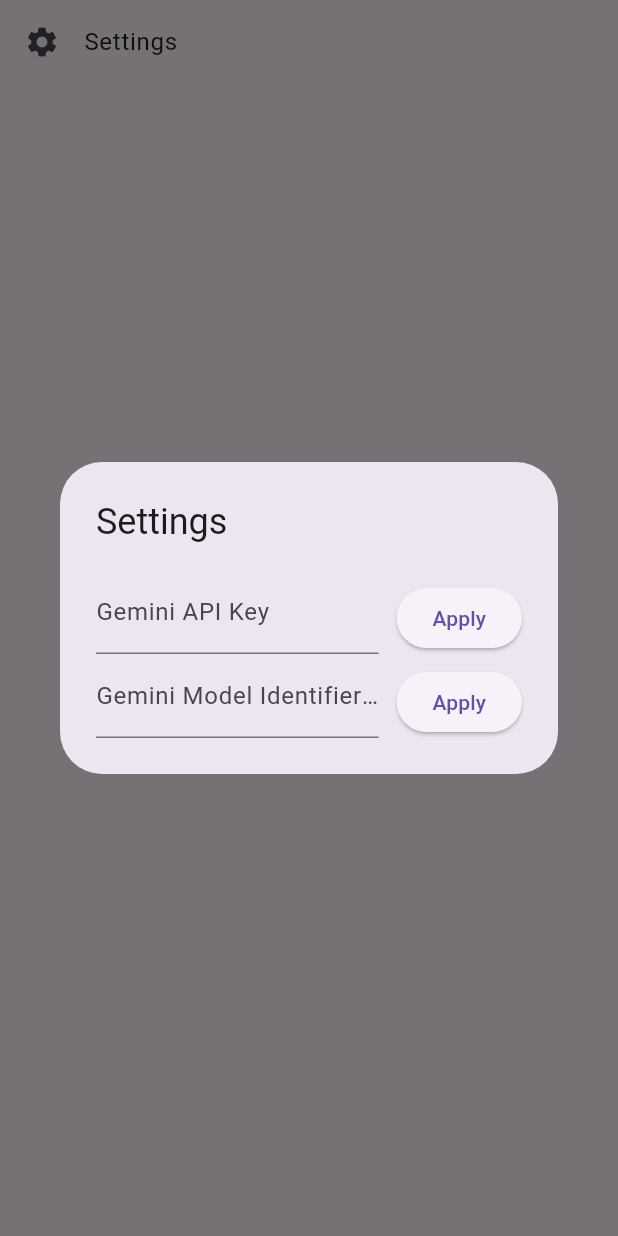
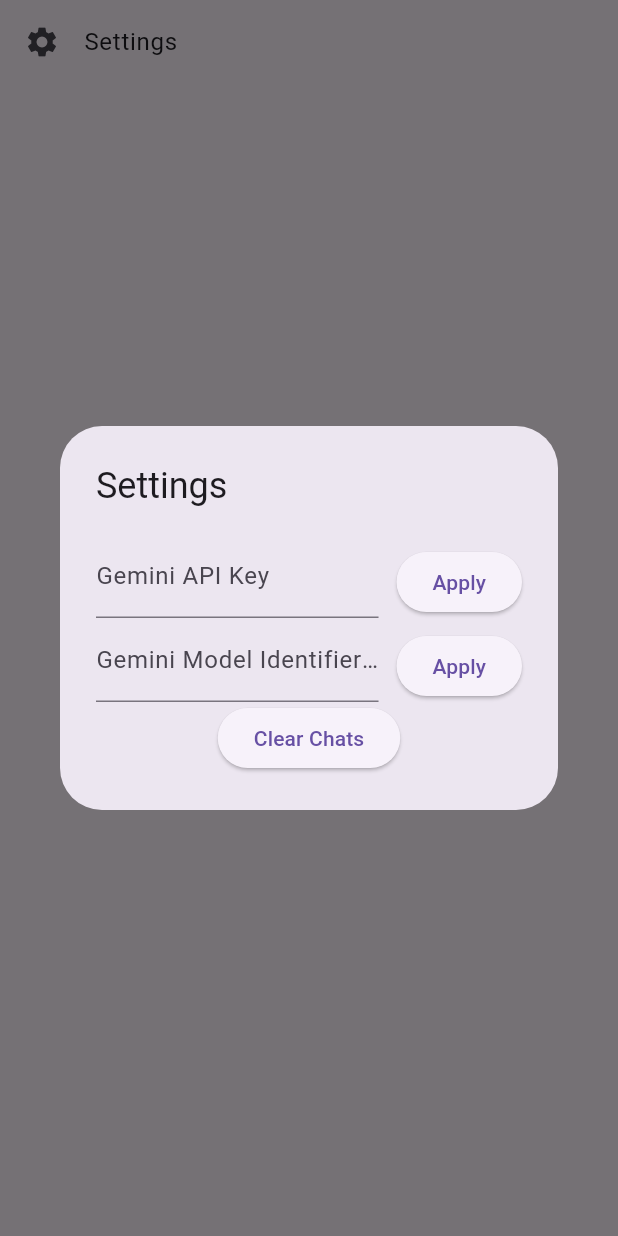
Before and after one commit to jerickrupertisip/AMC_chat_app_multi_turn, a Flutter app: the SettingsDialog widget shown alone on an empty page, opened directly with empty values, after a tap on "Settings", on a phone screen of 412 x 824 dp. Run offline on Flutter 3.47's test engine with Material 3 defaults, Android fonts, the light colour scheme and no system bars; our stand-ins replace flutter_dotenv, flutter_gemini, shared_preferences; accounts and stored records are empty.

Commit message:
fix: some fixes related to chat input and titles

```diff
--- a/lib/widgets/settings_dialog.dart
+++ b/lib/widgets/settings_dialog.dart
@@ -6,11 +6,13 @@
 class SettingsDialog extends StatelessWidget {
   final TextEditingController apiKeyController;
   final TextEditingController geminiModelController;
+  final Function() onClearChats;
 
   const SettingsDialog({
     super.key,
     required this.apiKeyController,
     required this.geminiModelController,
+    required this.onClearChats,
   });
 
   Row newInputSetting({
@@ -80,6 +82,12 @@
                       Navigator.pop(context);
                     },
                   ),
+                  ElevatedButton(
+                    onPressed: () {
+                      onClearChats();
+                    },
+                    child: Text("Clear Chats"),
+                  ),
                 ],
               ),
             );
```
Also changed, not shown: lib/models/chat_session.dart (+17 -13 lines), lib/screens/chat_screen.dart (+17 -3 lines).
